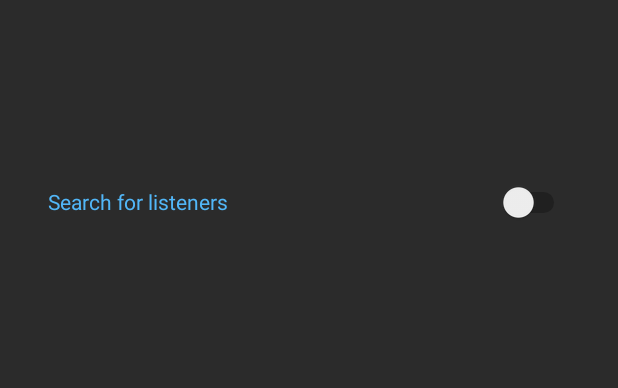
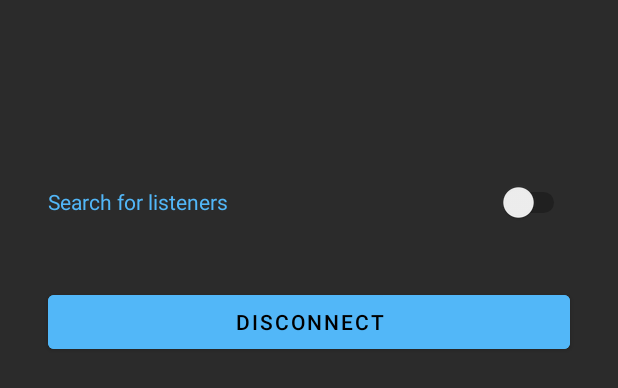
Before and after one commit to ValentinBirth/BeMyDJ, an Android app: the layout fragment_network_control.xml on its own in the app's theme, with its tools: preview values and no code run, on a phone screen of 412 x 824 dp. Shown: the top 388 px of the screen. Run offline under Robolectric (Android 15) with nearby library versions, the phone set to English and light mode, and no system bars.

Commit message:
added disconnect function and button

```diff
--- a/app/src/main/java/de/htw/bemydj/networkControl/INetworkControl.java
+++ b/app/src/main/java/de/htw/bemydj/networkControl/INetworkControl.java
@@ -27,6 +27,11 @@ public interface INetworkControl {
      * @param deviceAddress address of the device
      */
     void connect (String deviceAddress);
+
+    /**
+     * disconnect from p2p group
+     */
+    void disconnect();
 
     /** getter for IntentFilter
      * @return an IntentFilter
--- a/app/src/main/java/de/htw/bemydj/ui/networkControlView/NetworkControlFragment.java
+++ b/app/src/main/java/de/htw/bemydj/ui/networkControlView/NetworkControlFragment.java
@@ -5,6 +5,7 @@ import android.provider.Settings;
 import android.view.LayoutInflater;
 import android.view.View;
 import android.view.ViewGroup;
+import android.widget.Button;
 import android.widget.Switch;
 import android.widget.TextView;
 
@@ -33,6 +34,8 @@ public class NetworkControlFragment extends Fragment {
 
         Switch discoverPeersSwitch = v.findViewById(R.id.discoverPeersSwitch);
         discoverPeersSwitch.setOnCheckedChangeListener(new DiscoverPeersSwitchListener(networkControlActivity));
+        Button disconnectBtn = v.findViewById(R.id.disconnectBtn);
+        disconnectBtn.setOnClickListener(new DisconnectButtonListener(networkControlActivity));
         return v;
     }
 }
--- a/app/src/main/res/layout/fragment_network_control.xml
+++ b/app/src/main/res/layout/fragment_network_control.xml
@@ -49,4 +49,17 @@
         app:layout_constraintStart_toStartOf="parent"
         app:layout_constraintTop_toBottomOf="@+id/connectionStatus" />
 
+    <Button
+        android:id="@+id/disconnectBtn"
+        android:layout_width="0dp"
+        android:layout_height="wrap_content"
+        android:layout_marginStart="32dp"
+        android:layout_marginTop="32dp"
+        android:layout_marginEnd="32dp"
+        android:text="@string/disconnect"
+        app:layout_constraintEnd_toEndOf="parent"
+        android:backgroundTint="@color/Blue1"
+        app:layout_constraintStart_toStartOf="parent"
+        app:layout_constraintTop_toBottomOf="@+id/discoverPeersSwitch" />
+
 </androidx.constraintlayout.widget.ConstraintLayout>
--- a/app/src/main/res/values/strings.xml
+++ b/app/src/main/res/values/strings.xml
@@ -24,4 +24,5 @@
     <string name="filePicker">Choose file</string>
     <string name="dialog_connect">Connect</string>
     <string name="instructions">Instructions</string>
+    <string name="disconnect">Disconnect</string>
 </resources>
```
Also changed, not shown: app/src/main/java/de/htw/bemydj/networkControl/MyDisconnectListener.java (added, +35 -0 lines), app/src/main/java/de/htw/bemydj/networkControl/NetworkControlImpl.java (+14 -0 lines), app/src/main/java/de/htw/bemydj/ui/networkControlView/DisconnectButtonListener.java (added, +17 -0 lines), 1 other file.
